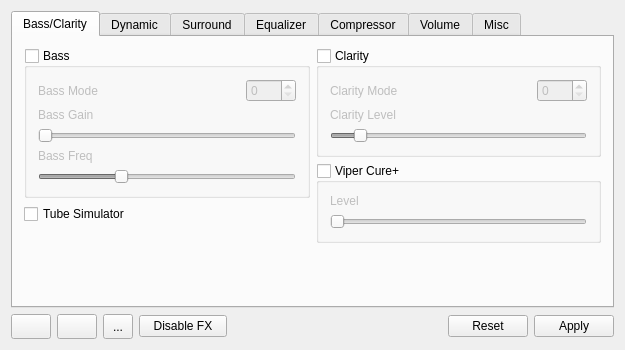
Above: mainwindow.ui from Audio4Linux/Viper4Linux-GUI before the change. Below: the same form after it.
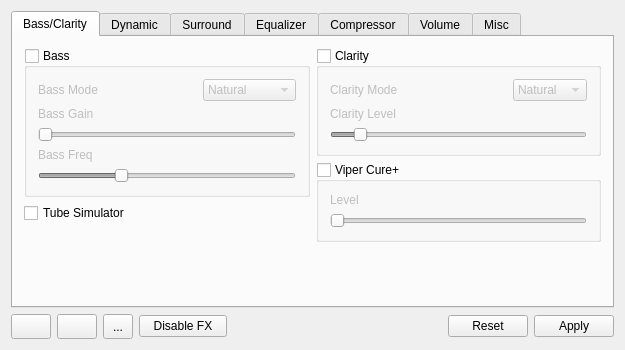
That is the form after the change. Icons and pictures are not drawn. Custom widgets are drawn as their Qt base class.

Commit message: Use comboboxes instead of spinboxes for VB/VC mode input

```diff
--- a/mainwindow.ui
+++ b/mainwindow.ui
@@ -106,25 +106,22 @@
                     </spacer>
                    </item>
                    <item>
-                    <widget class="QSpinBox" name="vbmode">
-                     <property name="minimumSize">
-                      <size>
-                       <width>50</width>
-                       <height>0</height>
-                      </size>
-                     </property>
-                     <property name="maximumSize">
-                      <size>
-                       <width>50</width>
-                       <height>16777215</height>
-                      </size>
-                     </property>
-                     <property name="frame">
-                      <bool>true</bool>
-                     </property>
-                     <property name="maximum">
-                      <number>2</number>
-                     </property>
+                    <widget class="QComboBox" name="vbmode">
+                     <item>
+                      <property name="text">
+                       <string>Natural</string>
+                      </property>
+                     </item>
+                     <item>
+                      <property name="text">
+                       <string>Pure Bass+</string>
+                      </property>
+                     </item>
+                     <item>
+                      <property name="text">
+                       <string>Subwoofer</string>
+                      </property>
+                     </item>
                     </widget>
                    </item>
                   </layout>
@@ -268,22 +265,22 @@
                     </spacer>
                    </item>
                    <item>
-                    <widget class="QSpinBox" name="vcmode">
-                     <property name="minimumSize">
-                      <size>
-                       <width>50</width>
-                       <height>0</height>
-                      </size>
-                     </property>
-                     <property name="maximumSize">
-                      <size>
-                       <width>50</width>
-                       <height>16777215</height>
-                      </size>
-                     </property>
-                     <property name="maximum">
-                      <number>2</number>
-                     </property>
+                    <widget class="QComboBox" name="vcmode">
+                     <item>
+                      <property name="text">
+                       <string>Natural</string>
+                      </property>
+                     </item>
+                     <item>
+                      <property name="text">
+                       <string>OZone+</string>
+                      </property>
+                     </item>
+                     <item>
+                      <property name="text">
+                       <string>XHiFi</string>
+                      </property>
+                     </item>
                     </widget>
                    </item>
                   </layout>
```
The commit also changes 2 other files.
